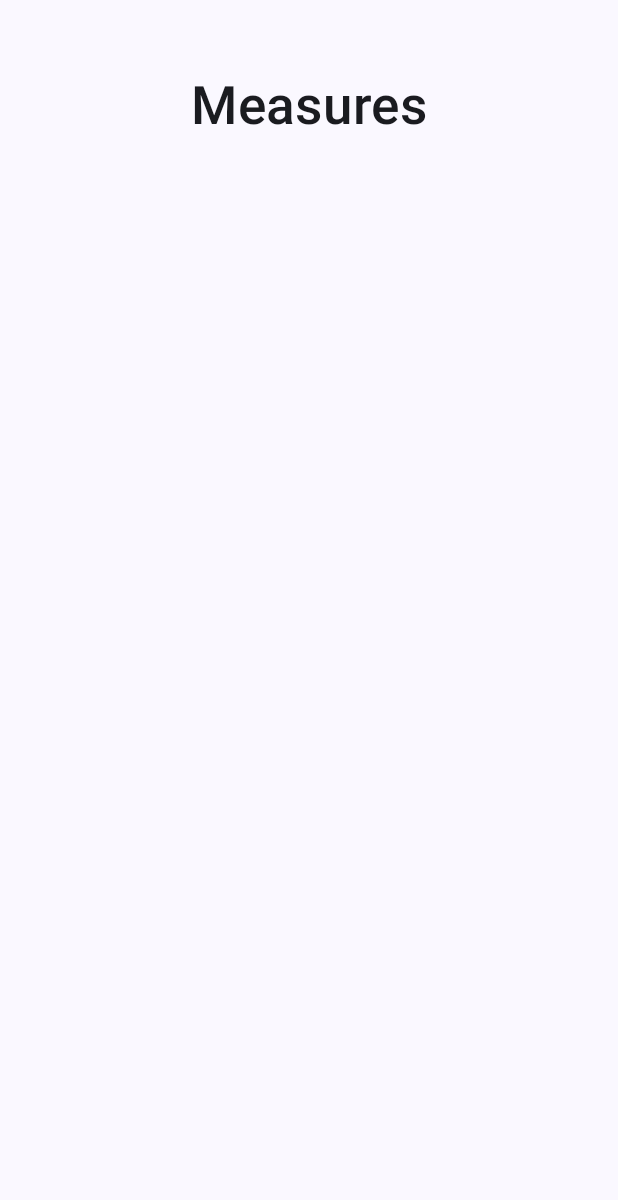
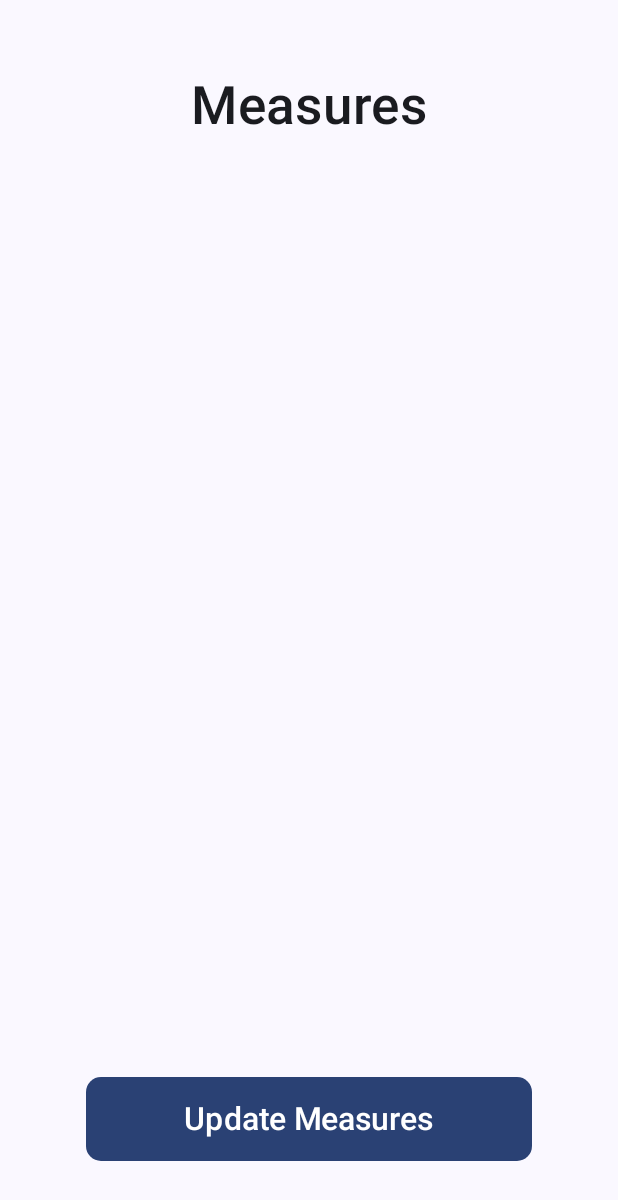
Before and after one commit to cromega08/Measurepedia, an Android app built with Jetpack Compose: the MeasuresActivity screen opened directly, with no data from a screen before it, on a phone screen of 412 x 824 dp. Shown: the top 1200 px of the screen. Run offline under Robolectric (Android 15) with nearby library versions, the phone set to English and light mode, and no system bars.

Commit message:
feat: include the first elements for "MeasuresScreen.Footer"

```diff
--- a/app/src/main/java/cromega/studio/measurepedia/ui/activities/measures/MeasuresScreen.kt
+++ b/app/src/main/java/cromega/studio/measurepedia/ui/activities/measures/MeasuresScreen.kt
@@ -1,8 +1,24 @@
 package cromega.studio.measurepedia.ui.activities.measures
 
+import androidx.compose.foundation.background
+import androidx.compose.foundation.layout.Arrangement
+import androidx.compose.foundation.layout.Column
 import androidx.compose.foundation.layout.PaddingValues
+import androidx.compose.foundation.layout.fillMaxWidth
+import androidx.compose.foundation.shape.RoundedCornerShape
 import androidx.compose.material3.Scaffold
+import androidx.compose.material3.Text
 import androidx.compose.runtime.Composable
+import androidx.compose.ui.Alignment
+import androidx.compose.ui.Modifier
+import androidx.compose.ui.draw.scale
+import androidx.compose.ui.graphics.Color
+import androidx.compose.ui.unit.dp
+import cromega.studio.measurepedia.R
+import cromega.studio.measurepedia.resources.utils.ResourcesUtils
+import cromega.studio.measurepedia.ui.components.elements.RoundedCornerButton
+import cromega.studio.measurepedia.ui.components.elements.SpacerVerticalSmall
+import cromega.studio.measurepedia.ui.components.elements.TextSubtitle
 import cromega.studio.measurepedia.ui.components.elements.TextTitle
 import cromega.studio.measurepedia.ui.components.layouts.GenericBodyLazyColumn
 import cromega.studio.measurepedia.ui.components.layouts.GenericFooterRow
@@ -35,6 +51,20 @@ internal object MeasuresScreen
     @Composable
     fun Footer() =
         GenericFooterRow {
+            RoundedCornerButton(
+                modifier = Modifier.fillMaxWidth(0.8f),
+                onClick = { MeasuresState.openHomeActivity() }
+            ) {
+                Column {
+                    SpacerVerticalSmall()
 
+                    Text(
+                        modifier = Modifier.scale(1.5f),
+                        text = ResourcesUtils.getString(R.string.update_measures)
+                    )
+
+                    SpacerVerticalSmall()
+                }
+            }
         }
 }
--- a/app/src/main/res/values/strings.xml
+++ b/app/src/main/res/values/strings.xml
@@ -1,6 +1,7 @@
 <resources>
     <string name="app_name" translatable="false">Measurepedia</string>
     <string name="developer_name" translatable="false">CromegaStudio</string>
+    <string name="title_activity_measures" translatable="false">MeasuresActivity</string>
     <string name="search">Search</string>
     <string name="select_an_option">Select an Option</string>
     <string name="order_by">Order by</string>
@@ -21,5 +22,5 @@
     <string name="take_measures">Take Measures</string>
     <string name="export_person_info">Export Person Info</string>
     <string name="import_person_info">Import Person Info</string>
-    <string name="title_activity_measures">MeasuresActivity</string>
+    <string name="update_measures">Update Measures</string>
 </resources>
```
Also changed, not shown: 1 other file.
